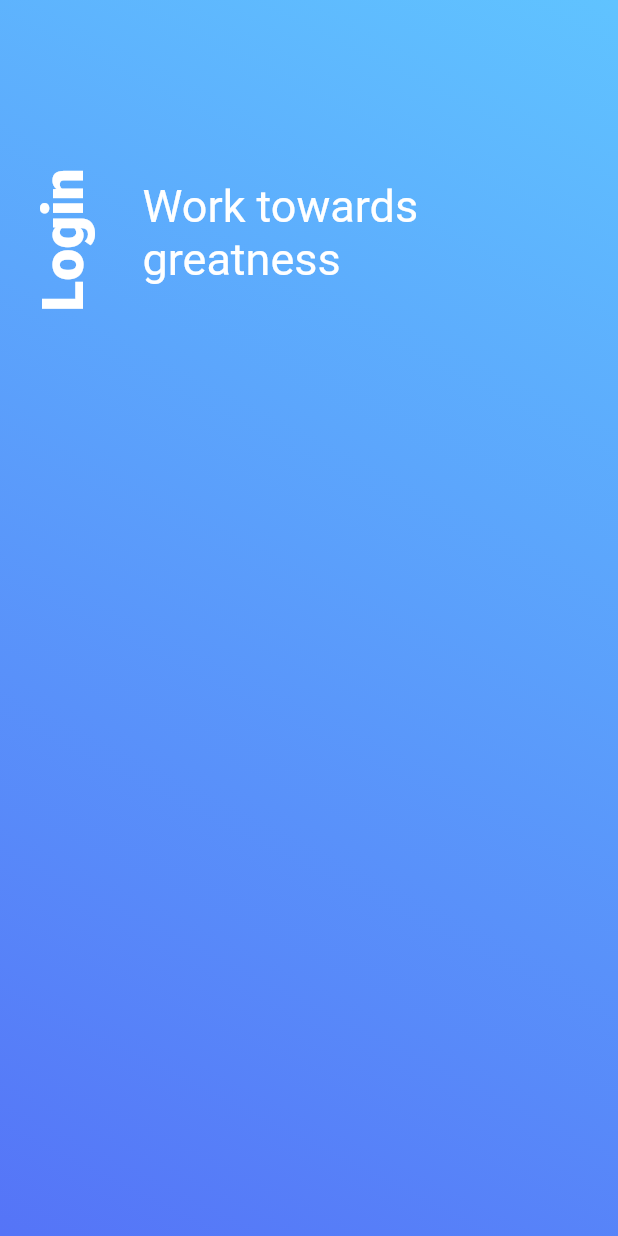
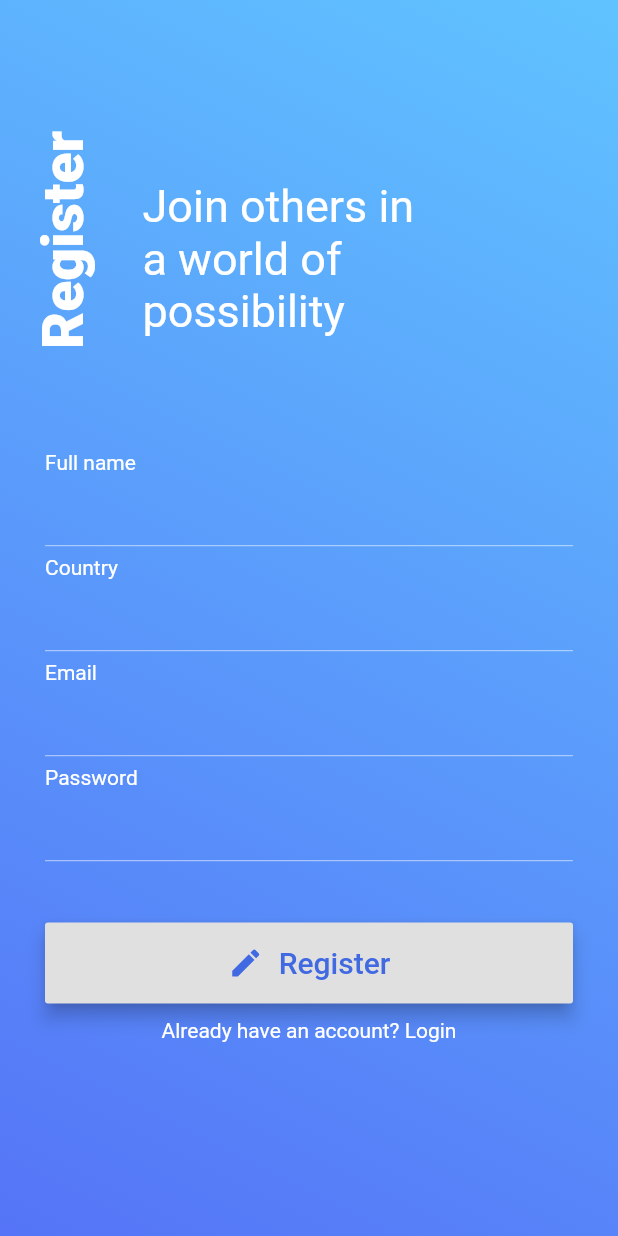
Before and after one commit to nibraaska/Focus, a Flutter app: the screen it shows after launch, on a phone screen of 412 x 824 dp. Run offline on Flutter 3.47's test engine with Material 2 defaults, Android fonts, the phone set to English and light mode, and no system bars; our stand-ins replace firebase_auth; accounts and stored records are empty.

Commit message:
finished register page design

```diff
--- a/lib/contants/colors.dart
+++ b/lib/contants/colors.dart
@@ -2,3 +2,4 @@ import 'package:flutter/cupertino.dart';
 
 const gradient2 = Color(0xff5574F7);
 const gradient1 = Color(0xff60C3FF);
+const mainText = Color(0xff4169E1);
--- /dev/null
+++ b/lib/screens/authentication/register.dart
@@ -0,0 +1,166 @@
+import 'package:flutter/material.dart';
+import 'package:focusv1/contants/colors.dart';
+import 'package:focusv1/screens/authentication/shared/constants.dart';
+import 'package:focusv1/screens/authentication/widgets/horizontalText.dart';
+import 'package:focusv1/screens/authentication/widgets/verticalText.dart';
+
+class Register extends StatefulWidget {
+  @override
+  _RegisterState createState() => _RegisterState();
+}
+
+class _RegisterState extends State<Register> {
+  @override
+  Widget build(BuildContext context) {
+    return Scaffold(
+      body: Container(
+        decoration: BoxDecoration(
+          gradient: LinearGradient(
+              begin: Alignment.topRight,
+              end: Alignment.bottomLeft,
+              colors: [gradient1, gradient2]),
+        ),
+        child: ListView(
+          children: <Widget>[
+            Row(children: <Widget>[
+              VerticalText(type: 0),
+              HorizontalText(type: 1),
+            ]),
+            Padding(
+              padding: const EdgeInsets.fromLTRB(30, 40, 30, 0),
+              child: Container(
+                height: 65,
+                width: MediaQuery.of(context).size.width,
+                child: ListView(
+                  physics: const NeverScrollableScrollPhysics(),
+                  children: <Widget>[
+                    Text(
+                      "Full name",
+                      style: TextStyle(
+                        color: Colors.white
+                      ),
+                    ),
+                    TextFormField(
+                      style: TextStyle(
+                        color: Colors.white
+                      ),
+                      decoration: textInputDecoration,
+                    ),
+                  ],
+                )
+              ),
+            ),
+            Padding(
+              padding: const EdgeInsets.fromLTRB(30, 5, 30, 0),
+              child: Container(
+                height: 65,
+                width: MediaQuery.of(context).size.width,
+                child: ListView(
+                  physics: const NeverScrollableScrollPhysics(),
+                  children: <Widget>[
+                    Text(
+                      "Country",
+                      style: TextStyle(
+                          color: Colors.white
+                      ),
+                    ),
+                    TextFormField(
+                      style: TextStyle(
+                          color: Colors.white
+                      ),
+                      decoration: textInputDecoration,
+                    ),
+                  ],
+                )
+              ),
+            ),
+            Padding(
+              padding: const EdgeInsets.fromLTRB(30, 5, 30, 0),
+              child: Container(
+                height: 65,
+                width: MediaQuery.of(context).size.width,
+                child: ListView(
+                  physics: const NeverScrollableScrollPhysics(),
+                  children: <Widget>[
+                    Text(
+                      "Email",
+                      style: TextStyle(
+                          color: Colors.white
+                      ),
+                    ),
+                    TextFormField(
+                      style: TextStyle(
+                          color: Colors.white
+                      ),
+                      decoration: textInputDecoration,
+                    ),
+                  ],
+                )
+              ),
+            ),
+            Padding(
+              padding: const EdgeInsets.fromLTRB(30, 5, 30, 0),
+              child: Container(
+                height: 65,
+                width: MediaQuery.of(context).size.width,
+                child: ListView(
+                  physics: const NeverScrollableScrollPhysics(),
+                  children: <Widget>[
+                    Text(
+                      "Password",
+                      style: TextStyle(
+                          color: Colors.white
+                      ),
+                    ),
+                    TextFormField(
+                      style: TextStyle(
+                          color: Colors.white
+                      ),
+                      decoration: textInputDecoration,
+                    ),
+                  ],
+                )
+              ),
+            ),
+            Padding(
+              padding: const EdgeInsets.fromLTRB(30, 40, 30, 0),
+              child: RaisedButton(
+                padding: const EdgeInsets.fromLTRB(0, 15, 0, 15),
+                onPressed: () => {},
+                elevation: 5.0,
+                child: Row(
+                  mainAxisAlignment: MainAxisAlignment.center,
+                  children: <Widget>[
+                    Icon(
+                      Icons.edit,
+                      color: mainText,
+                    ),
+                    SizedBox(width: 10),
+                    Text(
+                      "Register",
+                      style: TextStyle(
+                        fontSize: 20,
+                        color: mainText
+                      ),
+                    )
+                  ],
+                )
+              )
+            ),
+            Padding(
+              padding: const EdgeInsets.fromLTRB(0, 10, 0, 0),
+              child: Center(
+                  child: Text(
+                    "Already have an account? Login",
+                    style: TextStyle(
+                      color: Colors.white
+                    ),
+                  )
+              ),
+            ),
+          ],
+        ),
+      ),
+    );
+  }
+}
--- /dev/null
+++ b/lib/screens/authentication/shared/constants.dart
@@ -0,0 +1,16 @@
+import 'package:flutter/material.dart';
+
+const textInputDecoration = InputDecoration(
+  fillColor: Colors.white,
+  filled: false,
+  hintStyle: TextStyle(color: Colors.white),
+  disabledBorder: UnderlineInputBorder(
+    borderSide: BorderSide(color: Colors.white, width: 0.4),
+  ),
+  enabledBorder: UnderlineInputBorder(
+    borderSide: BorderSide(color: Colors.white, width: 0.4),
+  ),
+  focusedBorder: UnderlineInputBorder(
+    borderSide: BorderSide(color: Colors.white, width: 0.4),
+  ),
+);
--- a/lib/screens/authentication/signIn.dart
+++ /dev/null
@@ -1,33 +0,0 @@
-import 'package:flutter/material.dart';
-import 'package:focusv1/contants/colors.dart';
-import 'package:focusv1/screens/authentication/widgets/horizontalText.dart';
-import 'package:focusv1/screens/authentication/widgets/verticalText.dart';
-
-class SignIn extends StatefulWidget {
-  @override
-  _SignInState createState() => _SignInState();
-}
-
-class _SignInState extends State<SignIn> {
-  @override
-  Widget build(BuildContext context) {
-    return Scaffold(
-      body: Container(
-        decoration: BoxDecoration(
-          gradient: LinearGradient(
-              begin: Alignment.topRight,
-              end: Alignment.bottomLeft,
-              colors: [gradient1, gradient2]),
-        ),
-        child: ListView(
-          children: <Widget>[
-            Row(children: <Widget>[
-              VerticalText(type: 1),
-              HorizontalText(type: 0),
-            ])
-          ],
-        ),
-      ),
-    );
-  }
-}
--- a/lib/screens/wrapper.dart
+++ b/lib/screens/wrapper.dart
@@ -1,5 +1,5 @@
 import 'package:flutter/material.dart';
-import 'package:focusv1/screens/authentication/signIn.dart';
+import 'package:focusv1/screens/authentication/register.dart';
 import 'package:focusv1/services/models/user.dart';
 import 'package:provider/provider.dart';
 
@@ -14,7 +14,7 @@ class _WrapperState extends State<Wrapper> {
     final user = Provider.of<User>(context);
     if(user == null){
       return Scaffold(
-        body: SignIn(),
+        body: Register(),
       );
     } else {
       return Scaffold(
```
